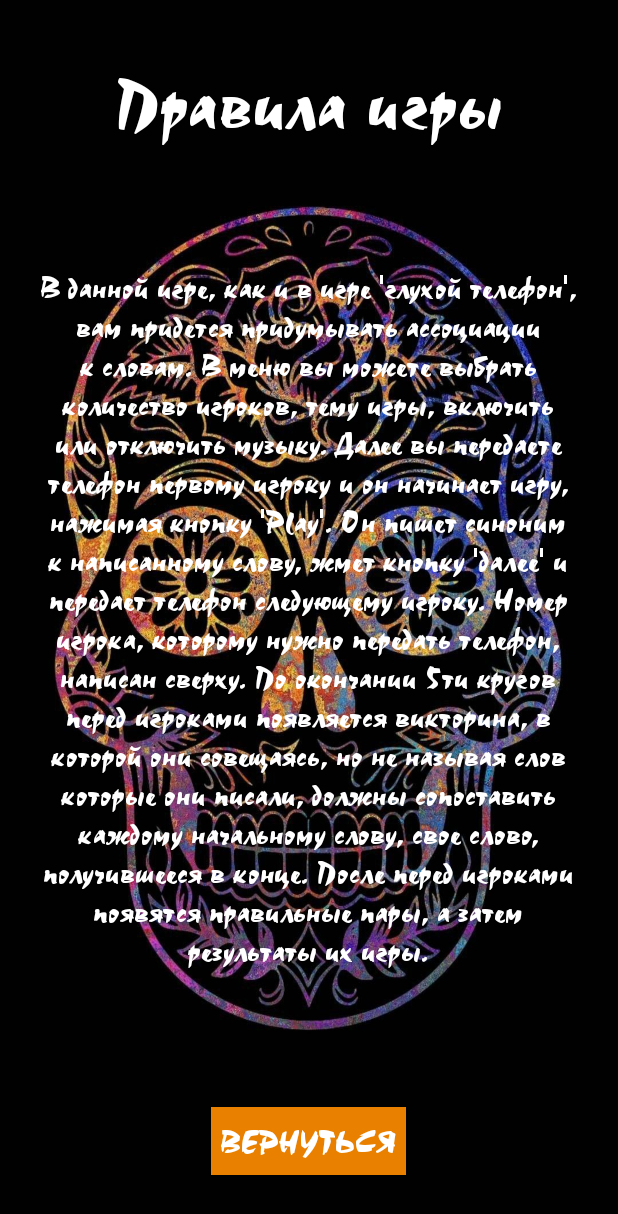
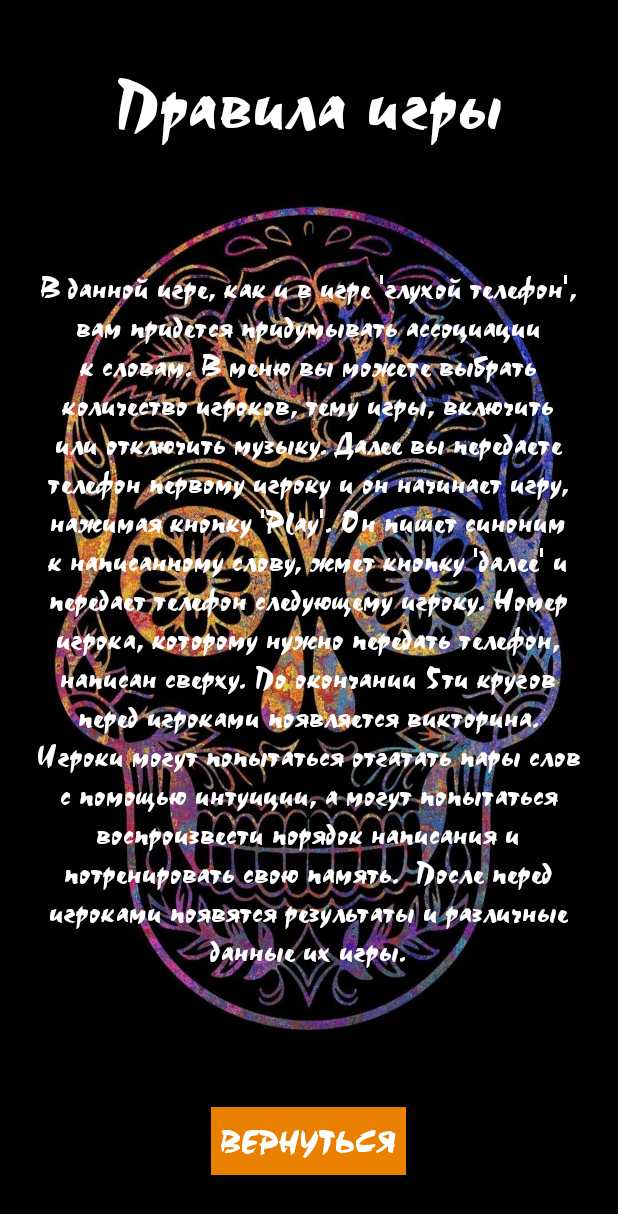
Before and after one commit to McMaxim/Fiesta3.0, an Android app: the Rules screen opened directly, with no data from a screen before it, on a phone screen of 412 x 824 dp. Shown: the top 1214 px of the screen. Run offline under Robolectric (Android 15) with nearby library versions, the phone set to English and light mode, and no system bars.

Commit message:
блпо

```diff
--- a/app/src/main/res/layout/rule.xml
+++ b/app/src/main/res/layout/rule.xml
@@ -12,7 +12,7 @@
         android:layout_height="585dp"
         android:fontFamily="@font/ri0"
         android:gravity="center"
-        android:text="В данной игре, как и в игре 'глухой телефон', вам придется придумывать ассоциации к словам. В меню вы можете выбрать количество игроков, тему игры, включить или отключить музыку. Далее вы передаете телефон первому игроку и он начинает игру, нажимая кнопку 'Play'. Он пишет синоним к написанному слову, жмет кнопку 'далее' и передает телефон следующему игроку. Номер игрока, которому нужно передать телефон, написан сверху. По окончании 5ти кругов перед игроками появляется викторина, в которой они совещаясь, но не называя слов которые они писали, должны сопоставить каждому начальному слову, свое слово, получившееся в конце. После перед игроками появятся правильные пары, а затем результаты их игры."
+        android:text="В данной игре, как и в игре 'глухой телефон', вам придется придумывать ассоциации к словам. В меню вы можете выбрать количество игроков, тему игры, включить или отключить музыку. Далее вы передаете телефон первому игроку и он начинает игру, нажимая кнопку 'Play'. Он пишет синоним к написанному слову, жмет кнопку 'далее' и передает телефон следующему игроку. Номер игрока, которому нужно передать телефон, написан сверху. По окончании 5ти кругов перед игроками появляется викторина. Игроки могут попытаться отгатать пары слов с помощью интуиции, а могут попытаться воспроизвести порядок написания и потренировать свою память.  После перед игроками появятся результаты и различные данные их игры."
         android:textColor="@color/c0"
         android:textSize="22dp"
         app:layout_constraintBottom_toBottomOf="parent"
```
